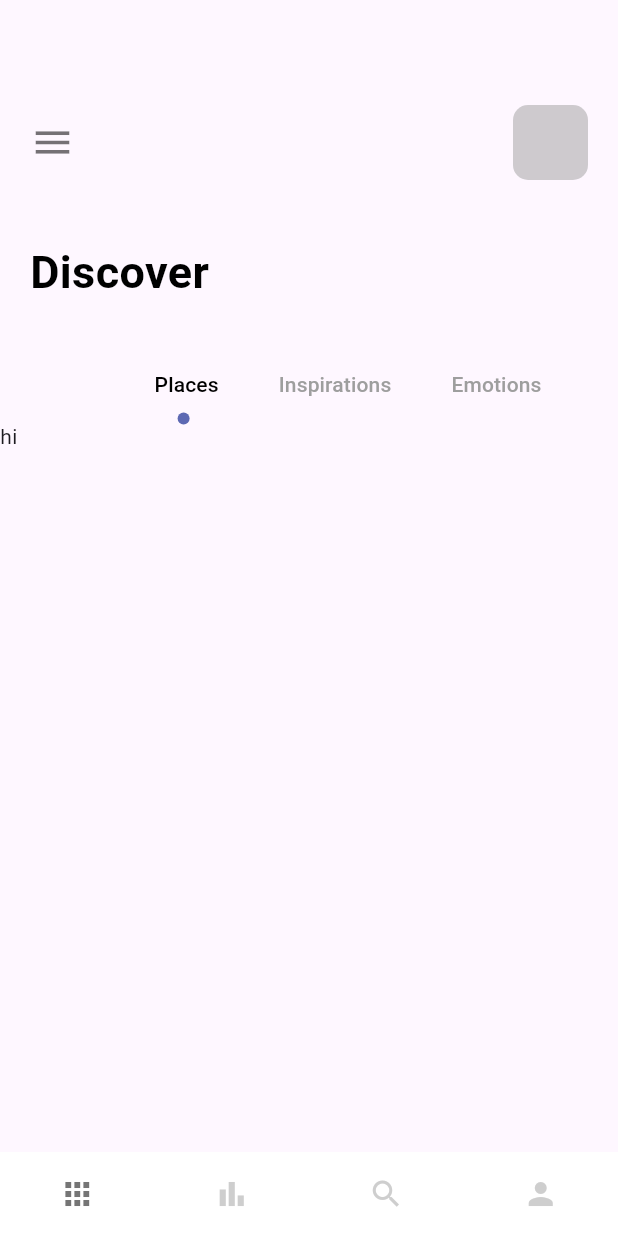
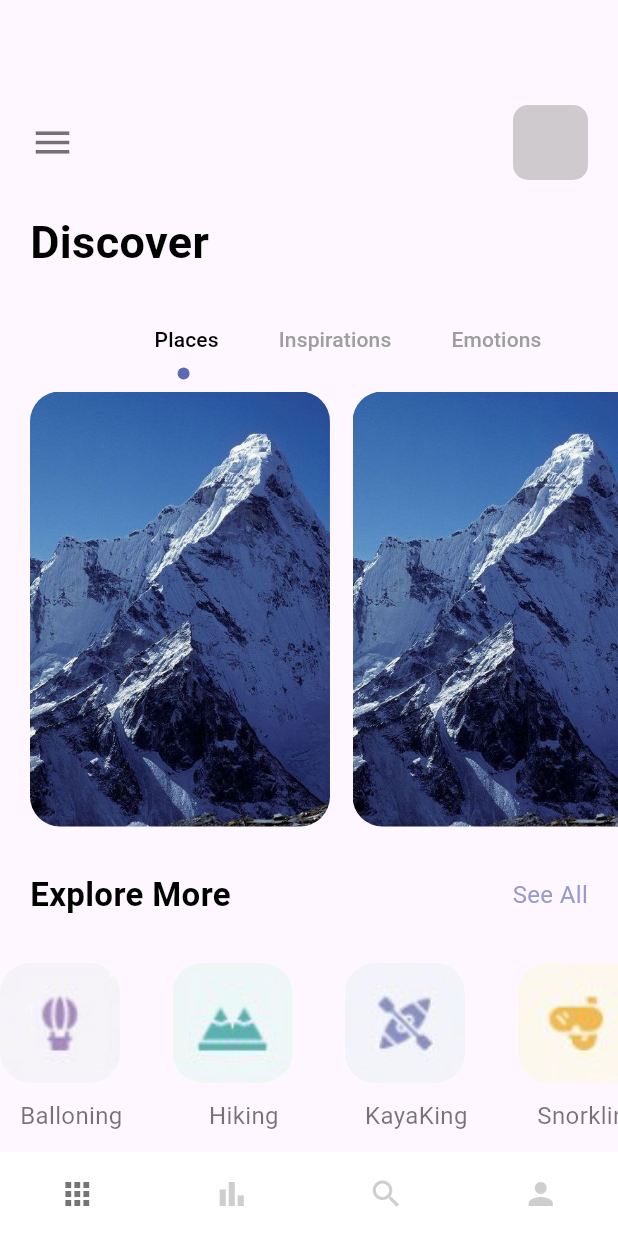
Before and after one commit to ArslanYousaf12/travel-app-flutter, a Flutter app: the screen it shows after launch, on a phone screen of 412 x 824 dp. Run offline on Flutter 3.47's test engine with Material 3 defaults, Android fonts, the phone set to English and light mode, and no system bars.

Commit message:
Enhance HomeScreen layout with dynamic image display and improved spacing

```diff
--- a/lib/screens/nav_screens/home_screen.dart
+++ b/lib/screens/nav_screens/home_screen.dart
@@ -1,6 +1,7 @@
 import 'package:flutter/material.dart';
 import 'package:travel_app/misc/colors.dart';
 import 'package:travel_app/widgets/app_large_text.dart';
+import 'package:travel_app/widgets/app_text.dart';
 
 class HomeScreen extends StatefulWidget {
   const HomeScreen({super.key});
@@ -10,6 +11,12 @@ class HomeScreen extends StatefulWidget {
 }
 
 class _HomeScreenState extends State<HomeScreen> with TickerProviderStateMixin {
+  var images = {
+    "balloning.png": "Balloning",
+    "hiking.png": "Hiking",
+    "kayaking.png": "KayaKing",
+    "snorkling.png": "Snorkling",
+  };
   @override
   Widget build(BuildContext context) {
     TabController _tabController = TabController(length: 3, vsync: this);
@@ -35,12 +42,12 @@ class _HomeScreenState extends State<HomeScreen> with TickerProviderStateMixin {
               ],
             ),
           ),
-          SizedBox(height: 40),
+          SizedBox(height: 20),
           Container(
             margin: const EdgeInsets.only(left: 20),
             child: AppLargeText(text: "Discover"),
           ),
-          SizedBox(height: 30),
+          SizedBox(height: 20),
           Container(
             child: Align(
               // alignment: Alignment.centerLeft,
@@ -65,12 +72,83 @@ class _HomeScreenState extends State<HomeScreen> with TickerProviderStateMixin {
             ),
           ),
           Container(
+            padding: const EdgeInsets.only(left: 20),
             height: 300,
             width: double.maxFinite,
             child: TabBarView(
               controller: _tabController,
 
-              children: [Text("hi"), Text("there"), Text("bye")],
+              children: [
+                ListView.builder(
+                  itemCount: 3,
+                  scrollDirection: Axis.horizontal,
+                  itemBuilder: (context, index) {
+                    return Container(
+                      margin: const EdgeInsets.only(right: 15, top: 10),
+                      height: 300,
+                      width: 200,
+                      decoration: BoxDecoration(
+                        borderRadius: BorderRadius.circular(20),
+                        image: DecorationImage(
+                          image: AssetImage("assets/images/mountain.jpeg"),
+                          fit: BoxFit.cover,
+                        ),
+                      ),
+                    );
+                  },
+                ),
+                Text("there"),
+                Text("bye"),
+              ],
+            ),
+          ),
+          SizedBox(height: 30),
+          Container(
+            margin: const EdgeInsets.only(left: 20, right: 20),
+            child: Row(
+              mainAxisAlignment: MainAxisAlignment.spaceBetween,
+              children: [
+                AppLargeText(text: "Explore More", size: 22),
+                AppText(text: "See All", color: AppColors.textColor1),
+              ],
+            ),
+          ),
+          SizedBox(height: 20),
+          Container(
+            height: 130,
+            width: double.maxFinite,
+            // margin: const EdgeInsets.only(left: 20),
+            child: ListView.builder(
+              scrollDirection: Axis.horizontal,
+              itemCount: 4,
+              itemBuilder: (context, index) {
+                return Container(
+                  margin: const EdgeInsets.only(right: 20),
+                  child: Column(
+                    children: [
+                      Container(
+                        margin: const EdgeInsets.only(right: 15, top: 10),
+                        height: 80,
+                        width: 80,
+                        decoration: BoxDecoration(
+                          borderRadius: BorderRadius.circular(20),
+                          color: Colors.white,
+                          image: DecorationImage(
+                            image: AssetImage(
+                              "assets/images/" + images.keys.elementAt(index),
+                            ),
+                            fit: BoxFit.cover,
+                          ),
+                        ),
+                      ),
+                      SizedBox(height: 10),
+                      Container(
+                        child: AppText(text: images.values.elementAt(index)),
+                      ),
+                    ],
+                  ),
+                );
+              },
             ),
           ),
         ],
```
